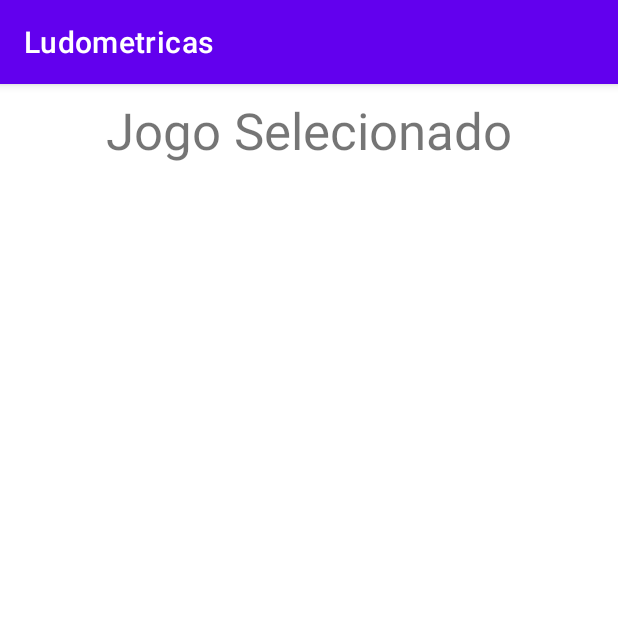
After one commit to Luizahf/Ludometricas, an Android app: the JogoActivity screen opened directly, with no data from a screen before it, on a phone screen of 412 x 824 dp, the top half of it. The commit adds this screen. Run offline under Robolectric (Android 15) with nearby library versions, the phone set to English and light mode, and no system bars; 2 statements that could not run were skipped.

Commit message:
Ir para pagina do jogo selecionado

```diff
--- a/app/src/main/AndroidManifest.xml
+++ b/app/src/main/AndroidManifest.xml
@@ -10,6 +10,9 @@
         android:supportsRtl="true"
         android:theme="@style/Theme.Ludometricas">
         <activity
+            android:name=".data.JogoActivity"
+            android:exported="true" />
+        <activity
             android:name=".MainActivity"
             android:exported="true">
             <intent-filter>
--- /dev/null
+++ b/app/src/main/java/com/example/ludometricas/data/JogoActivity.kt
@@ -0,0 +1,16 @@
+package com.example.ludometricas.data
+
+import androidx.appcompat.app.AppCompatActivity
+import android.os.Bundle
+import android.widget.TextView
+import com.example.ludometricas.R
+
+class JogoActivity : AppCompatActivity() {
+    override fun onCreate(savedInstanceState: Bundle?) {
+        super.onCreate(savedInstanceState)
+        setContentView(R.layout.activity_jogo)
+
+        val obj: Jogo = intent.getSerializableExtra("JOGO_SELECIONADO") as Jogo
+        findViewById<TextView>(R.id.titulo_jogo).setText(obj.nome)
+    }
+}
--- /dev/null
+++ b/app/src/main/res/layout/activity_jogo.xml
@@ -0,0 +1,19 @@
+<?xml version="1.0" encoding="utf-8"?>
+<androidx.constraintlayout.widget.ConstraintLayout xmlns:android="http://schemas.android.com/apk/res/android"
+    xmlns:app="http://schemas.android.com/apk/res-auto"
+    xmlns:tools="http://schemas.android.com/tools"
+    android:layout_width="match_parent"
+    android:layout_height="match_parent"
+    tools:context=".data.JogoActivity">
+
+    <TextView
+        android:id="@+id/titulo_jogo"
+        android:layout_width="wrap_content"
+        android:layout_height="wrap_content"
+        android:layout_marginTop="8dp"
+        android:text="Jogo Selecionado"
+        android:textSize="34sp"
+        app:layout_constraintEnd_toEndOf="parent"
+        app:layout_constraintStart_toStartOf="parent"
+        app:layout_constraintTop_toTopOf="parent" />
+</androidx.constraintlayout.widget.ConstraintLayout>
```
Also changed, not shown: app/src/main/java/com/example/ludometricas/JogosAdapter.kt (+6 -2 lines), app/src/main/java/com/example/ludometricas/MainActivity.kt (+26 -2 lines), app/src/main/java/com/example/ludometricas/data/jogo.kt (added, +11 -0 lines).
